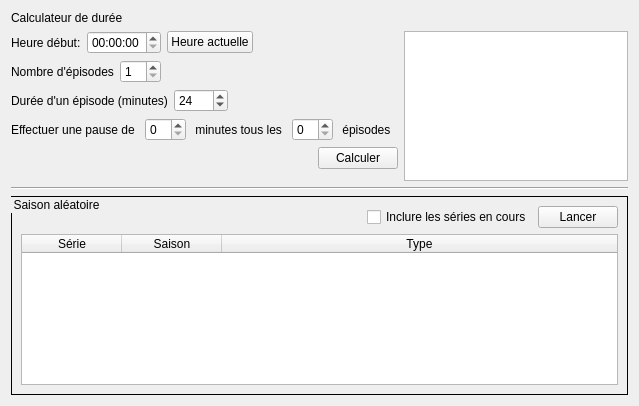
The window that src/ui/tabs/tools_tab.ui (seigneurfuo/MyAnimeManager3) describes before a commit, drawn with Qt 5.
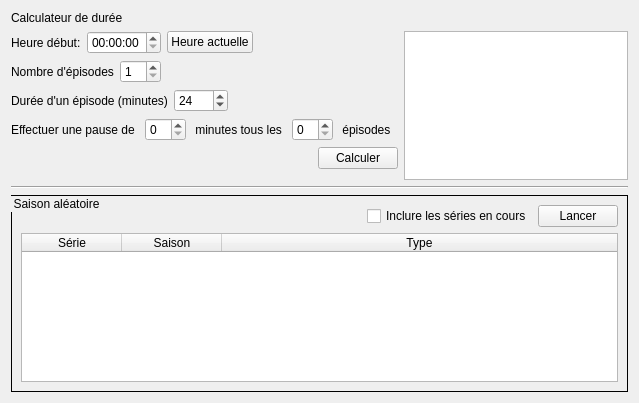
The same window after the commit. Icons and pictures are not drawn.

Commit message: Correction des ordre des tabulation sur les différents onglets.

```diff
--- a/src/ui/tabs/tools_tab.ui
+++ b/src/ui/tabs/tools_tab.ui
@@ -7,7 +7,7 @@
     <x>0</x>
     <y>0</y>
     <width>639</width>
-    <height>406</height>
+    <height>403</height>
    </rect>
   </property>
   <property name="windowTitle">
```
Left out of the diff: 13 changed lines with no effect on the pictures.
